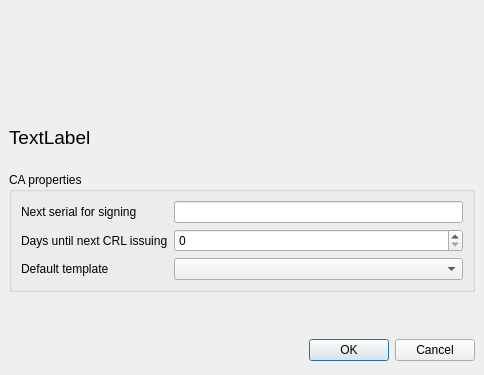
The window that ui/CaProperties.ui (chris2511/xca) describes before a commit, drawn with Qt 5.
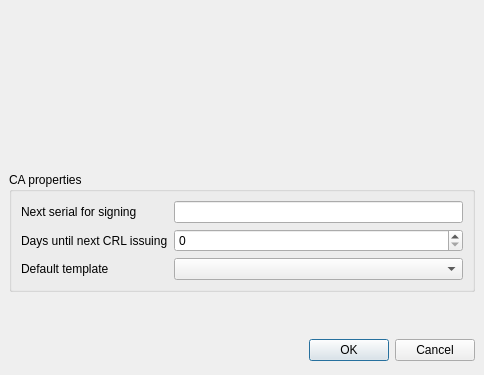
The same window after the commit.

Patch:
```diff
--- a/ui/CaProperties.ui
+++ b/ui/CaProperties.ui
@@ -103,9 +103,6 @@
        <strikeout>false</strikeout>
       </font>
      </property>
-     <property name="text" >
-      <string>TextLabel</string>
-     </property>
     </widget>
    </item>
    <item>
```
Left out of the diff: 138 changed lines with no effect on the pictures.
